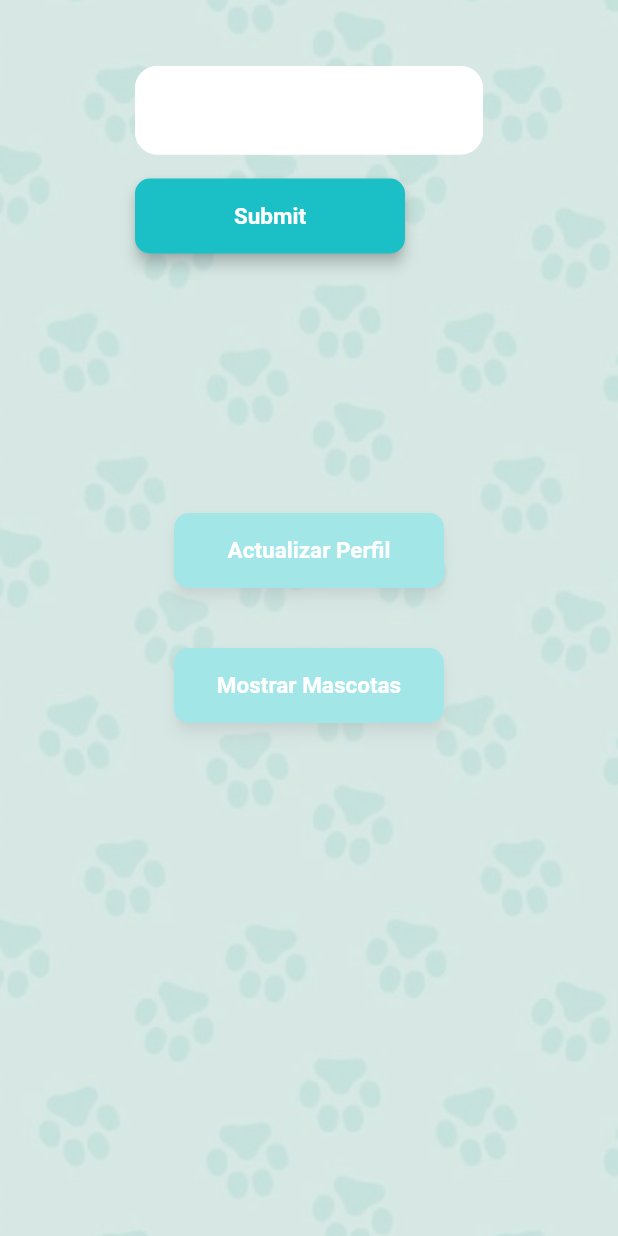
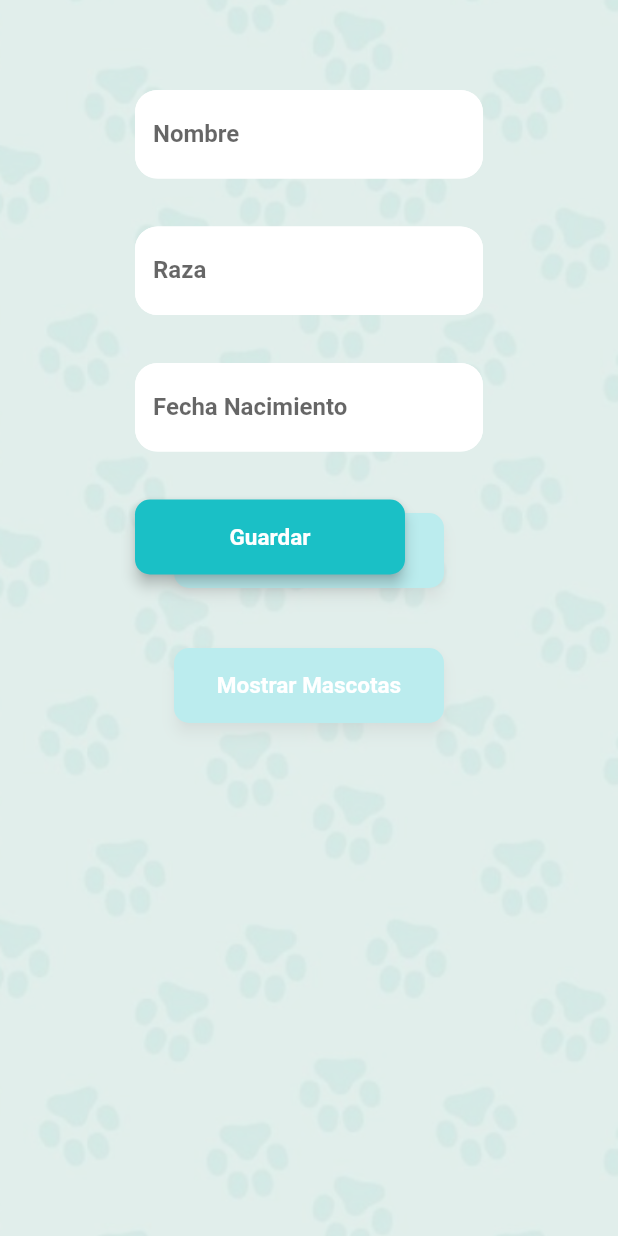
Before and after one commit to caloja1014/pet_care, a Flutter app: the PetsView screen opened by its route, after a tap on "Actualizar Perfil", on a phone screen of 412 x 824 dp. Run offline on Flutter 3.47's test engine with Material 2 defaults, Android fonts, the phone set to English and light mode, and no system bars; our stand-ins replace get, google_fonts.

```diff
--- a/lib/app/modules/pets/controllers/pets.controller.dart
+++ b/lib/app/modules/pets/controllers/pets.controller.dart
@@ -1,14 +1,31 @@
 import 'package:flutter/material.dart';
 import 'package:get/get.dart';
 import 'package:pet_care/app/widgets/pet_avatar.widget.dart';
-import 'package:pet_care/app/widgets/register_form.widget.dart';
+import 'package:pet_care/app/widgets/form_field.widget.dart';
+import 'package:pet_care/app/widgets/date_form_field.widget.dart';
 import 'package:pet_care/config/config.dart' as config;
 
 class PetsController extends GetxController {
   //TODO: Implement PetsController
+  final _petFormKey = GlobalKey<FormState>();
+  final nombreFocus = FocusNode();
+  final razaFocus = FocusNode();
+  final edadFocus = FocusNode();
+
+  DateTime date = DateTime(DateTime.now().year, DateTime.now().month, DateTime.now().day);
+
   final ENV = config.ENV;
   // ignore: non_constant_identifier_names
   final count = 0.obs;
+
+  @override
+  void dispose() {
+    nombreFocus.dispose();
+    razaFocus.dispose();
+    edadFocus.dispose();
+    super.dispose();
+  }
+
   @override
   void onInit() {
     super.onInit();
@@ -57,6 +74,7 @@ class PetsController extends GetxController {
               ),
               ElevatedButton(
                 onPressed: () {
+                  Navigator.pop(context);
                   displayRegisterPetForm(context);
                 },
                 style: ElevatedButton.styleFrom(
@@ -77,13 +95,49 @@ class PetsController extends GetxController {
   displayRegisterPetForm(BuildContext context) {
     showDialog(
       context: context,
-      barrierColor: Colors.white60,
+      barrierColor: Colors.white70,
       builder: (BuildContext context) {
         return AlertDialog(
           elevation: 0,
           backgroundColor: Colors.transparent,
           content:
-            RegisterForm()
+              Center(
+                child:
+                Form(
+                  key: _petFormKey,
+                  child: Column(
+                    crossAxisAlignment: CrossAxisAlignment.start,
+                    children: [
+                      Padding(padding: const EdgeInsets.symmetric(vertical: 16.0),
+                        child: CustomFormField(
+                          focusNode: nombreFocus,
+                          text: "Nombre",
+                        ),
+                      ),
+                      Padding(padding: const EdgeInsets.symmetric(vertical: 16.0),
+                        child: CustomFormField(
+                          focusNode: razaFocus,
+                          text: "Raza",
+                        ),
+                      ),
+                      Padding(padding: const EdgeInsets.symmetric(vertical: 16.0),
+                        child: DateFormField(
+                          focusNode: edadFocus,
+                        )
+                      ),
+                      Padding(padding: const EdgeInsets.symmetric(vertical: 16.0),
+                          child: ElevatedButton(
+                            onPressed: () {
+                              if(_petFormKey.currentState!.validate()) {
+                                print("Todo ok");
+                              }
+                            },
+                            child: Text("Guardar"),
+                          ))
+                    ],
+                  ),
+                )
+              )
         );
       },
     );
--- /dev/null
+++ b/lib/app/widgets/date_form_field.widget.dart
@@ -0,0 +1,40 @@
+import 'package:flutter/material.dart';
+import 'package:intl/intl.dart';
+
+class DateFormField extends StatefulWidget {
+  final FocusNode? focusNode;
+
+  const DateFormField({
+    Key? key,
+    required this.focusNode,
+  }) : super(key: key);
+
+  @override
+  State<DateFormField> createState() => DateFormFieldState();
+}
+
+class DateFormFieldState extends State<DateFormField> {
+  TextEditingController _date = TextEditingController();
+
+  @override
+  Widget build(BuildContext context) {
+    return TextField(
+      decoration: const InputDecoration(
+        labelText: "Fecha Nacimiento",
+      ),
+      onTap: () async {
+        DateTime? date = await showDatePicker(
+          context: context,
+          initialDate: DateTime.now(),
+          firstDate: DateTime(1900),
+          lastDate: DateTime.now());
+
+          if(date != null){
+            setState(() {
+              _date.text = DateFormat('yyyy-MM-dd').format(date);
+            });
+          }
+      }
+    );
+  }
+}
--- /dev/null
+++ b/lib/app/widgets/form_field.widget.dart
@@ -0,0 +1,28 @@
+import 'package:flutter/material.dart';
+
+class CustomFormField extends StatelessWidget {
+  final FocusNode? focusNode;
+  final String text;
+
+  const CustomFormField({
+    Key? key,
+    required this.focusNode,
+    required this.text,
+  }) : super(key: key);
+
+  @override
+  Widget build(BuildContext context) {
+    return TextFormField(
+      focusNode: focusNode,
+      decoration: InputDecoration(
+        labelText: text,
+      ),
+      validator: (value) {
+        if (value == null || value.isEmpty) {
+          return "Campo vacío";
+        }
+        return null;
+      },
+    );
+  }
+}
--- a/lib/app/widgets/register_form.widget.dart
+++ b/lib/app/widgets/register_form.widget.dart
@@ -17,6 +17,7 @@ class RegisterFormState extends State<RegisterForm> {
       child: Column(
         crossAxisAlignment: CrossAxisAlignment.start,
         children: [
+          Text("Nombre"),
           TextFormField(
             validator: (value) {
               if(value == null || value.isEmpty) {
--- a/pubspec.yaml
+++ b/pubspec.yaml
@@ -36,6 +36,7 @@ dependencies:
   cupertino_icons: ^1.0.2
   get: ^4.6.5
   google_fonts: ^3.0.1
+  intl: ^0.17.0
 get_cli:
   separator: "."
 
```
Also changed, not shown: pubspec.lock.
